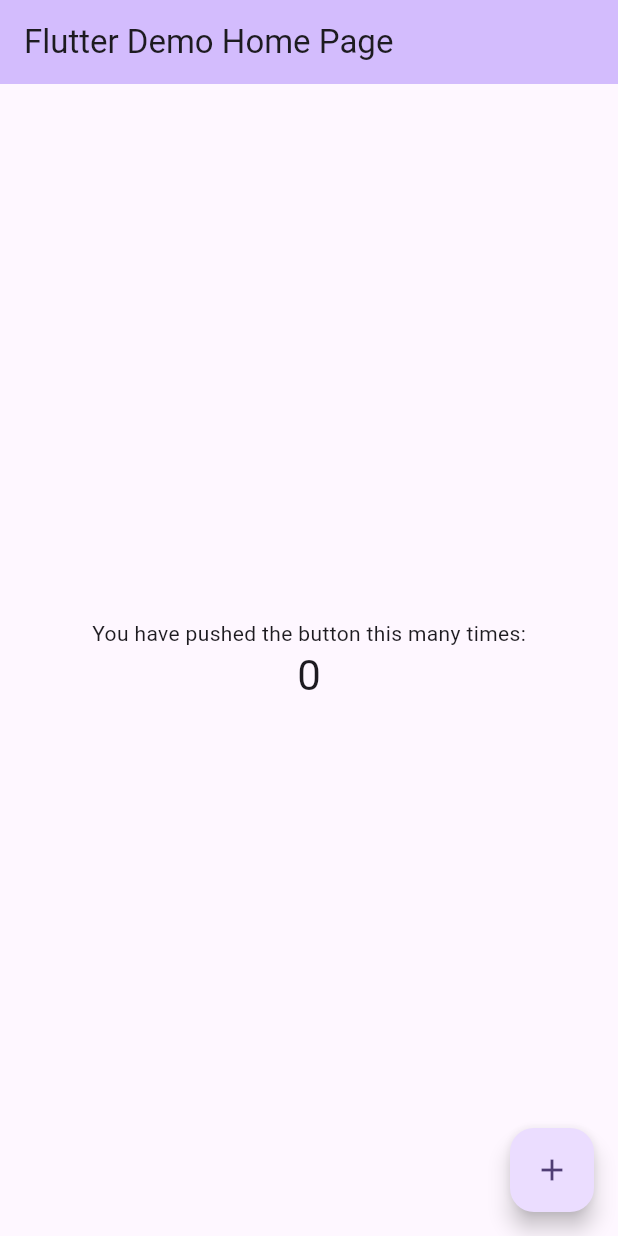
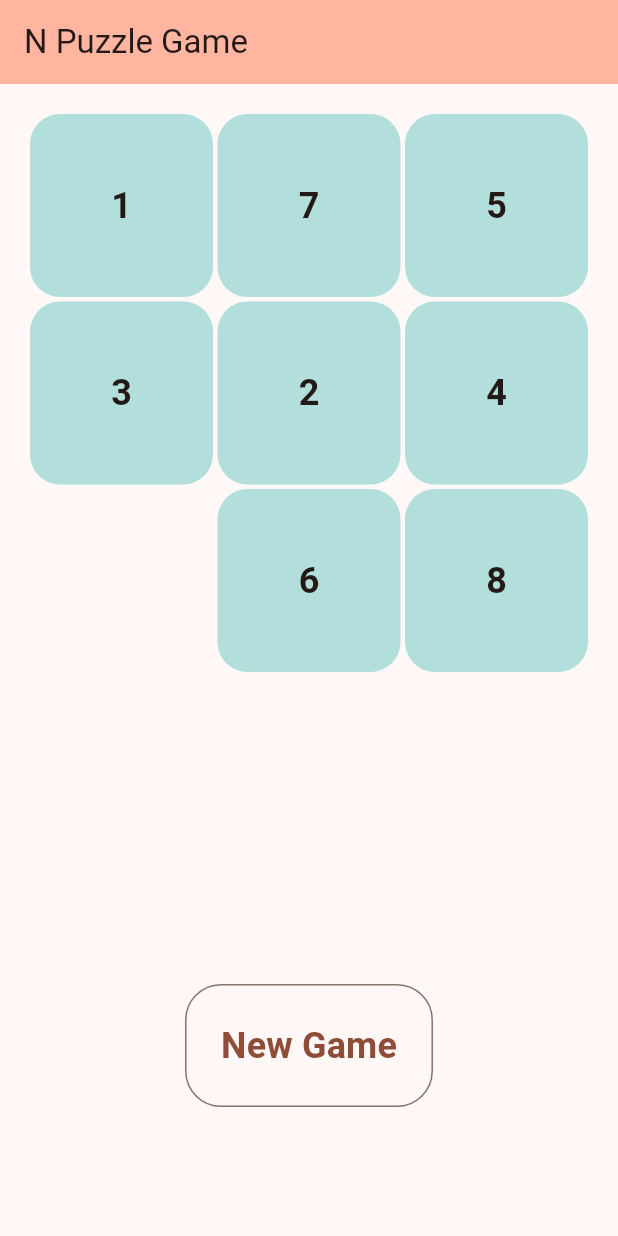
Before and after one commit to kstmasa/flutter-npuzzle, a Flutter app: the screen it shows after launch, on a phone screen of 412 x 824 dp. Run offline on Flutter 3.47's test engine with Material 3 defaults, Android fonts, the phone set to English and light mode, and no system bars.

Commit message:
Initial flutter n puzzle game  with level 3.

```diff
--- a/lib/main.dart
+++ b/lib/main.dart
@@ -1,3 +1,4 @@
+import 'package:flutter/foundation.dart';
 import 'package:flutter/material.dart';
 
 void main() {
@@ -7,46 +8,22 @@
 class MyApp extends StatelessWidget {
   const MyApp({super.key});
 
-  // This widget is the root of your application.
   @override
   Widget build(BuildContext context) {
     return MaterialApp(
-      title: 'Flutter Demo',
+      title: 'N Puzzle Game',
       theme: ThemeData(
-        // This is the theme of your application.
-        //
-        // TRY THIS: Try running your application with "flutter run". You'll see
-        // the application has a purple toolbar. Then, without quitting the app,
-        // try changing the seedColor in the colorScheme below to Colors.green
-        // and then invoke "hot reload" (save your changes or press the "hot
-        // reload" button in a Flutter-supported IDE, or press "r" if you used
-        // the command line to start the app).
-        //
-        // Notice that the counter didn't reset back to zero; the application
-        // state is not lost during the reload. To reset the state, use hot
-        // restart instead.
-        //
-        // This works for code too, not just values: Most code changes can be
-        // tested with just a hot reload.
-        colorScheme: ColorScheme.fromSeed(seedColor: Colors.deepPurple),
+        colorScheme: ColorScheme.fromSeed(seedColor: Colors.deepOrange),
         useMaterial3: true,
       ),
-      home: const MyHomePage(title: 'Flutter Demo Home Page'),
+      home: const MyHomePage(title: 'N Puzzle Game'),
+      debugShowCheckedModeBanner: false,
     );
   }
 }
 
 class MyHomePage extends StatefulWidget {
   const MyHomePage({super.key, required this.title});
-
-  // This widget is the home page of your application. It is stateful, meaning
-  // that it has a State object (defined below) that contains fields that affect
-  // how it looks.
-
-  // This class is the configuration for the state. It holds the values (in this
-  // case the title) provided by the parent (in this case the App widget) and
-  // used by the build method of the State. Fields in a Widget subclass are
-  // always marked "final".
 
   final String title;
 
@@ -55,71 +32,179 @@
 }
 
 class _MyHomePageState extends State<MyHomePage> {
-  int _counter = 0;
+  final int level = 3;
 
-  void _incrementCounter() {
-    setState(() {
-      // This call to setState tells the Flutter framework that something has
-      // changed in this State, which causes it to rerun the build method below
-      // so that the display can reflect the updated values. If we changed
-      // _counter without calling setState(), then the build method would not be
-      // called again, and so nothing would appear to happen.
-      _counter++;
-    });
+  List<int> ordinaryList = [];
+  List<int> shuffleList = [];
+
+  @override
+  void initState() {
+    super.initState();
+    startNewGame();
+  }
+
+  void startNewGame() {
+    ordinaryList = getOrdinaryList(level);
+    shuffleList = generateShuffleList(level);
+  }
+
+  bool isFinal(int number) {
+    return number == (level * level - 1);
   }
 
   @override
   Widget build(BuildContext context) {
-    // This method is rerun every time setState is called, for instance as done
-    // by the _incrementCounter method above.
-    //
-    // The Flutter framework has been optimized to make rerunning build methods
-    // fast, so that you can just rebuild anything that needs updating rather
-    // than having to individually change instances of widgets.
     return Scaffold(
         appBar: AppBar(
-        // TRY THIS: Try changing the color here to a specific color (to
-        // Colors.amber, perhaps?) and trigger a hot reload to see the AppBar
-        // change color while the other colors stay the same.
           backgroundColor: Theme.of(context).colorScheme.inversePrimary,
-        // Here we take the value from the MyHomePage object that was created by
-        // the App.build method, and use it to set our appbar title.
           title: Text(widget.title),
         ),
-      body: Center(
-        // Center is a layout widget. It takes a single child and positions it
-        // in the middle of the parent.
+        body: Container(
+            alignment: Alignment.topCenter,
+            width: MediaQuery.of(context).size.width,
             child: Column(
-          // Column is also a layout widget. It takes a list of children and
-          // arranges them vertically. By default, it sizes itself to fit its
-          // children horizontally, and tries to be as tall as its parent.
-          //
-          // Column has various properties to control how it sizes itself and
-          // how it positions its children. Here we use mainAxisAlignment to
-          // center the children vertically; the main axis here is the vertical
-          // axis because Columns are vertical (the cross axis would be
-          // horizontal).
-          //
-          // TRY THIS: Invoke "debug painting" (choose the "Toggle Debug Paint"
-          // action in the IDE, or press "p" in the console), to see the
-          // wireframe for each widget.
-          mainAxisAlignment: MainAxisAlignment.center,
+              children: [
+                SizedBox(
+                  width: 600,
+                  height: 600,
+                  child: GridView.count(
+                    primary: false,
+                    padding: const EdgeInsets.all(20),
+                    crossAxisSpacing: 3,
+                    mainAxisSpacing: 3,
+                    crossAxisCount: 3,
+                    children: shuffleList
+                        .map((e) => GestureDetector(
+                              onTap: () => !isFinal(e) ? shift(e) : (),
+                              child: getBox(e, isFinal(e)),
+                            ))
+                        .toList(),
+                  ),
+                ),
+                SizedBox(
+                    width: 600,
+                    child: OverflowBar(
+                      alignment: MainAxisAlignment.spaceEvenly,
                       children: <Widget>[
-            const Text(
-              'You have pushed the button this many times:',
+                        OutlinedButton(
+                          style: OutlinedButton.styleFrom(
+                            padding: const EdgeInsets.all(24),
+                            shape: RoundedRectangleBorder(
+                              borderRadius: BorderRadius.circular(24.0),
                             ),
-            Text(
-              '$_counter',
-              style: Theme.of(context).textTheme.headlineMedium,
                           ),
+                          onPressed: () {
+                            setState(() {
+                              startNewGame();
+                            });
+                          },
+                          child: const Text(
+                            'New Game',
+                            style: TextStyle(
+                                fontWeight: FontWeight.bold, fontSize: 24),
+                          ),
+                        ),
+                        // OutlinedButton(
+                        //   onPressed: () {
+                        //     Navigator.of(context).pop();
+                        //   },
+                        //   child: Text('Back to Github!'),
+                        // ),
+                      ],
+                    ))
+              ],
+            )));
+  }
+
+  Container getBox(int num, bool isFinal) {
+    return Container(
+      width: 200,
+      height: 200,
+      padding: const EdgeInsets.all(8),
+      decoration: BoxDecoration(
+        borderRadius: const BorderRadius.all(Radius.circular(20)),
+        color: isFinal ? Colors.transparent : Colors.teal[100],
+      ),
+      alignment: Alignment.center,
+      child: Text(
+        isFinal ? '' : (num + 1).toString(),
+        style: const TextStyle(fontWeight: FontWeight.bold, fontSize: 24),
+      ),
+    );
+  }
+
+  List<int> getOrdinaryList(int level) {
+    return List<int>.generate(level * level, (e) => e, growable: true);
+  }
+
+  List<int> generateShuffleList(int level) {
+    List<int> list = getOrdinaryList(level);
+    list.shuffle();
+    return list;
+  }
+
+  void shift(int number) {
+    int index = shuffleList.indexOf(number);
+    if (index - level >= 0 && shuffleList[index - level] == 8) {
+      swap(index, index - level);
+    } else if (index + level <= 8 && shuffleList[index + level] == 8) {
+      swap(index, index + level);
+    } else if ((index % level != 0) && shuffleList[index - 1] == 8) {
+      swap(index, index - 1);
+    } else if (((index + 1) % level != 0) && shuffleList[index + 1] == 8) {
+      swap(index, index + 1);
+    }
+
+    if (checkWin()) {
+      _showMyDialog();
+    }
+  }
+
+  void swap(int preIndex, int nextIndex) {
+    setState(() {
+      var tmp = shuffleList[preIndex];
+      shuffleList[preIndex] = shuffleList[nextIndex];
+      shuffleList[nextIndex] = tmp;
+    });
+  }
+
+  bool checkWin() {
+    return listEquals(shuffleList, ordinaryList);
+  }
+
+  Future<void> _showMyDialog() async {
+    return showDialog<void>(
+      context: context,
+      barrierDismissible: false, // user must tap button!
+      builder: (BuildContext context) {
+        return AlertDialog(
+          title: const Text('Well Done!'),
+          content: const SingleChildScrollView(
+            child: ListBody(
+              children: <Widget>[
+                Text('Would you like to play this N puzzle again?'),
               ],
             ),
           ),
-      floatingActionButton: FloatingActionButton(
-        onPressed: _incrementCounter,
-        tooltip: 'Increment',
-        child: const Icon(Icons.add),
-      ), // This trailing comma makes auto-formatting nicer for build methods.
+          actions: <Widget>[
+            TextButton(
+              child: const Text('Play again'),
+              onPressed: () {
+                setState(() {
+                  startNewGame();
+                });
+                Navigator.of(context).pop();
+              },
+            ),
+            TextButton(
+              child: const Text('Stop'),
+              onPressed: () {
+                Navigator.of(context).pop();
+              },
+            ),
+          ],
+        );
+      },
     );
   }
 }
```
Also changed, not shown: pubspec.yaml (+3 -67 lines), 1 other file. Lines whose indentation alone changed are shown as unchanged.
